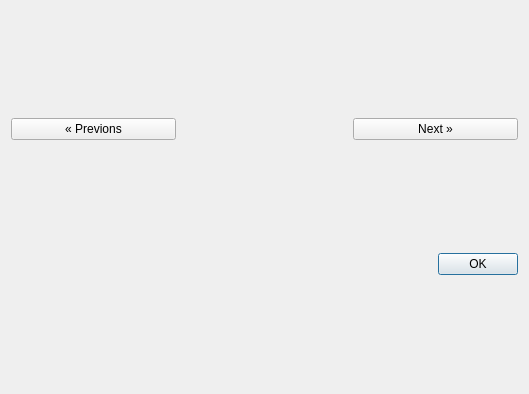
Above: gui/platesviewer.ui from RobotsWar/Plater before the change. Below: the same form after it.
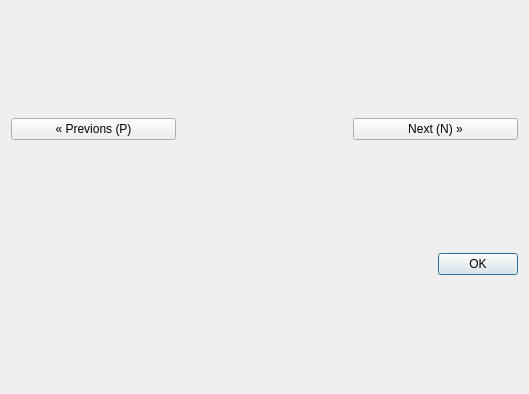
That is the form after the change.

Commit message: Adding hotkey for platenext/prev

Diff of the .ui file:
```diff
--- a/gui/platesviewer.ui
+++ b/gui/platesviewer.ui
@@ -24,7 +24,7 @@
        <item>
         <widget class="QPushButton" name="prevButton">
          <property name="text">
-          <string>« Previons</string>
+          <string>« Previons (P)</string>
          </property>
         </widget>
        </item>
@@ -38,7 +38,7 @@
        <item>
         <widget class="QPushButton" name="nextButton">
          <property name="text">
-          <string>Next »</string>
+          <string>Next (N) »</string>
          </property>
         </widget>
        </item>
```
The commit also changes 2 other files.
